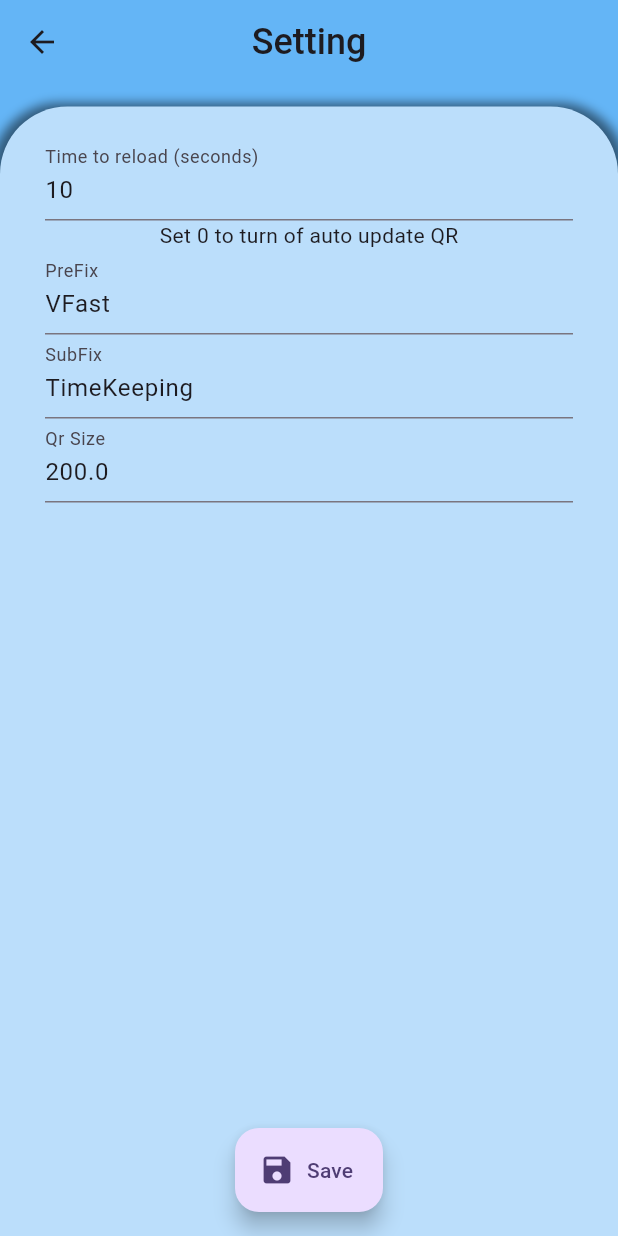
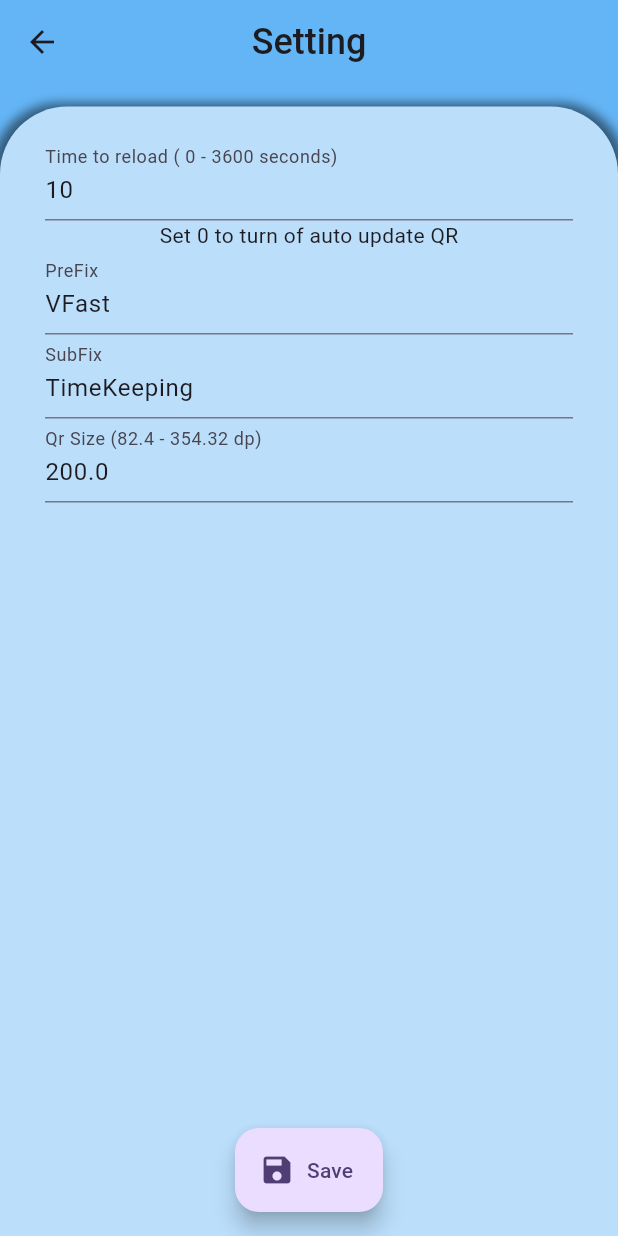
Before and after one commit to GuenKainto/qr_generator, a Flutter app: the screen it shows after launch, after a tap on the "settings" icon, on a phone screen of 412 x 824 dp. Run offline on Flutter 3.47's test engine with Material 3 defaults, Android fonts, the phone set to English and light mode, and no system bars; our stand-ins replace qr_flutter, shared_preferences.

Commit message:
update ui

```diff
--- a/lib/screen/Setting_Screen.dart
+++ b/lib/screen/Setting_Screen.dart
@@ -38,7 +38,7 @@ class _SettingScreenState extends State<SettingScreen> {
   _buildSettingTime() {
     return TextField(
       controller: controllerTimeAutoReset,
-      decoration: const InputDecoration(labelText: 'Time to reload (seconds)'),
+      decoration: const InputDecoration(labelText: 'Time to reload ( 0 - 3600 seconds)'),
       keyboardType: TextInputType.number,
       onChanged: (value) {
         setState(() {
@@ -75,9 +75,11 @@ class _SettingScreenState extends State<SettingScreen> {
   }
 
   _buildQrSize(){
+    final Size screenSize = MediaQuery.of(context).size;
+    final double screenWidth = screenSize.width;
     return TextField(
       controller: controllerSizeQr,
-      decoration: const InputDecoration(labelText: 'Qr Size'),
+      decoration: InputDecoration(labelText: "Qr Size (${screenWidth * 0.2} - ${screenWidth * 0.86} dp)"),
       keyboardType: TextInputType.number,
       onChanged: (value) {
         setState(() {
```
